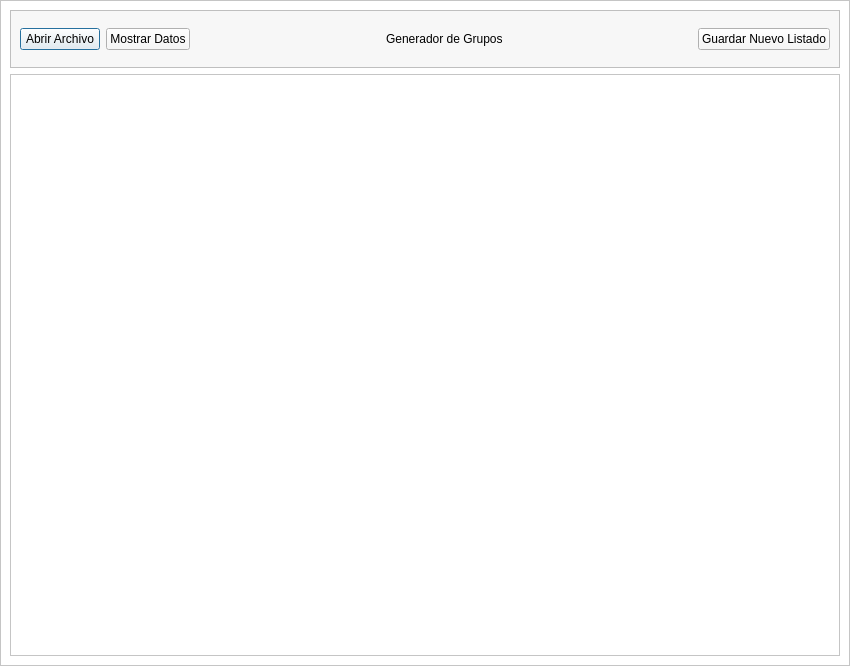
Old version of the form visual/window.ui in the repository LauTB/Classroom-generator.
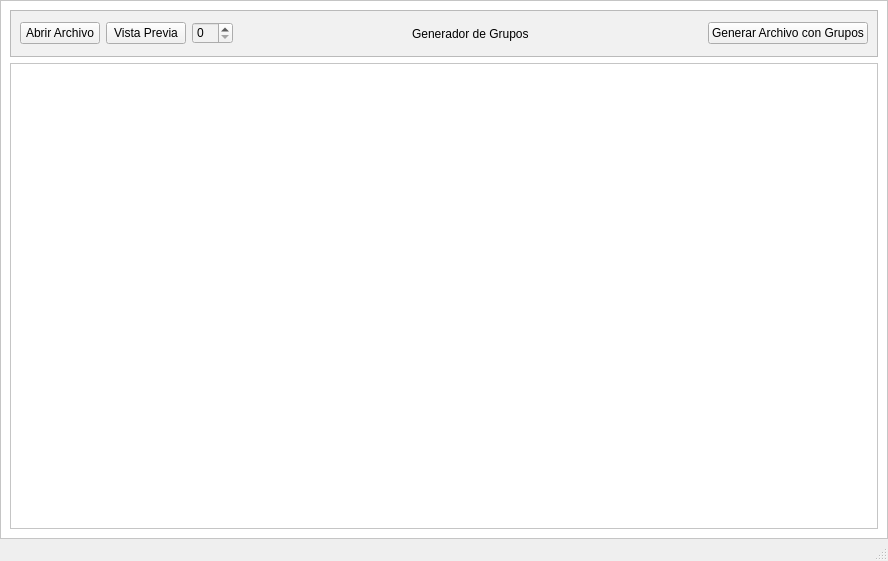
New version of the form.

Commit message: visual almost done

Patch:
```diff
--- a/visual/window.ui
+++ b/visual/window.ui
@@ -1,19 +1,23 @@
 <?xml version="1.0" encoding="UTF-8"?>
 <ui version="4.0">
- <class>GeneradordeGrupos</class>
- <widget class="QDialog" name="GeneradordeGrupos">
+ <class>MainWindow</class>
+ <widget class="QMainWindow" name="MainWindow">
   <property name="geometry">
    <rect>
     <x>0</x>
     <y>0</y>
-    <width>850</width>
-    <height>666</height>
+    <width>888</width>
+    <height>561</height>
    </rect>
   </property>
   <property name="windowTitle">
-   <string>Generador de Grupos</string>
+   <string>MainWindow</string>
   </property>
+  <widget class="QWidget" name="centralwidget">
   <layout class="QVBoxLayout" name="verticalLayout">
+    <property name="spacing">
+     <number>0</number>
+    </property>
    <property name="leftMargin">
     <number>0</number>
    </property>
@@ -41,7 +45,7 @@
       <item>
        <widget class="QFrame" name="frame_2">
         <property name="styleSheet">
-         <string notr="true">background-color: rgb(247, 247, 247);</string>
+          <string notr="true">background-color: rgb(241, 241, 241);</string>
         </property>
         <property name="frameShape">
          <enum>QFrame::StyledPanel</enum>
@@ -60,29 +64,12 @@
          <item>
           <widget class="QPushButton" name="btn_show">
            <property name="text">
-            <string>Mostrar Datos</string>
+             <string>Vista Previa</string>
            </property>
           </widget>
          </item>
          <item>
-          <spacer name="horizontalSpacer_2">
-           <property name="orientation">
-            <enum>Qt::Horizontal</enum>
-           </property>
-           <property name="sizeHint" stdset="0">
-            <size>
-             <width>40</width>
-             <height>20</height>
-            </size>
-           </property>
-          </spacer>
-         </item>
-         <item>
-          <widget class="QLabel" name="label">
-           <property name="text">
-            <string>Generador de Grupos</string>
-           </property>
-          </widget>
+           <widget class="QSpinBox" name="group_counter"/>
          </item>
          <item>
           <spacer name="horizontalSpacer">
@@ -91,36 +78,51 @@
            </property>
            <property name="sizeHint" stdset="0">
             <size>
-             <width>157</width>
+              <width>139</width>
              <height>20</height>
             </size>
            </property>
           </spacer>
          </item>
          <item>
-          <widget class="QPushButton" name="pushButton_3">
+           <widget class="QLabel" name="label">
            <property name="text">
-            <string>Guardar Nuevo Listado</string>
+             <string>Generador de Grupos</string>
            </property>
           </widget>
          </item>
-        </layout>
-       </widget>
-      </item>
       <item>
-       <widget class="QFrame" name="frame_3">
-        <property name="frameShape">
-         <enum>QFrame::StyledPanel</enum>
-        </property>
-        <property name="frameShadow">
-         <enum>QFrame::Raised</enum>
-        </property>
+           <spacer name="horizontalSpacer_2">
+            <property name="orientation">
+             <enum>Qt::Horizontal</enum>
+            </property>
+            <property name="sizeHint" stdset="0">
+             <size>
+              <width>138</width>
+              <height>20</height>
+             </size>
+            </property>
+           </spacer>
+          </item>
+          <item>
+           <widget class="QPushButton" name="btn_generate">
+            <property name="text">
+             <string>Generar Archivo con Grupos</string>
+            </property>
        </widget>
       </item>
      </layout>
     </widget>
    </item>
-  </layout>
+       <item>
+        <widget class="QTableWidget" name="tableWidget"/>
+       </item>
+      </layout>
+     </widget>
+    </item>
+   </layout>
+  </widget>
+  <widget class="QStatusBar" name="statusbar"/>
  </widget>
  <resources/>
  <connections/>
```
Lines whose indentation alone changed are shown as unchanged. The commit also changes 2 other files.
